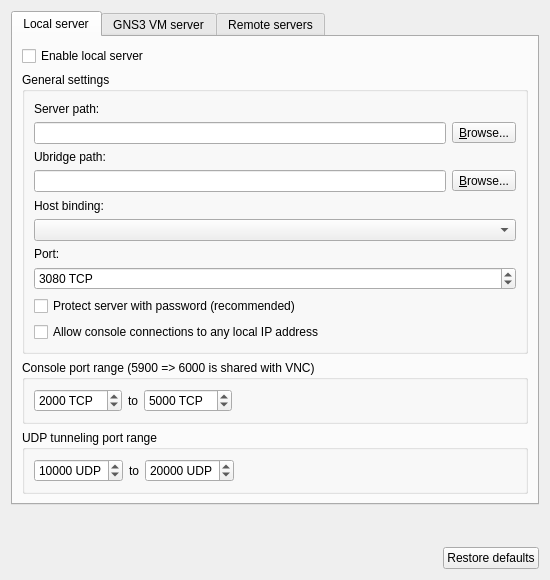
Above: gns3/ui/server_preferences_page.ui from GNS3/gns3-gui before the change. Below: the same form after it.
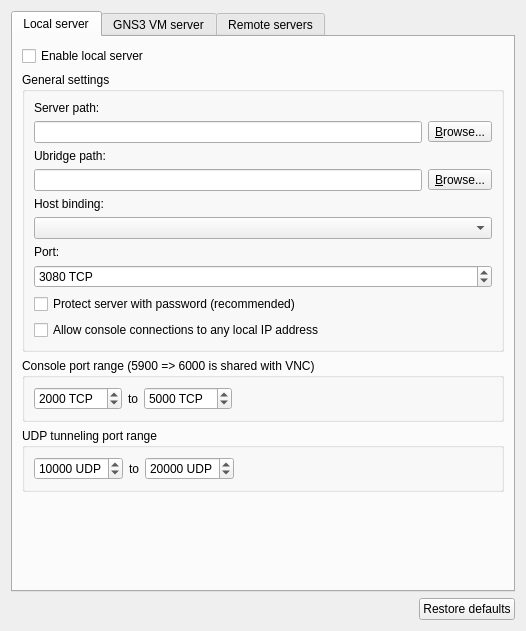
That is the form after the change.

Commit message: Some adjustments for preferences dialog.

What changed in the file:
```diff
--- a/gns3/ui/server_preferences_page.ui
+++ b/gns3/ui/server_preferences_page.ui
@@ -6,8 +6,8 @@
    <rect>
     <x>0</x>
     <y>0</y>
-    <width>550</width>
-    <height>580</height>
+    <width>526</width>
+    <height>631</height>
    </rect>
   </property>
   <property name="sizePolicy">
@@ -56,12 +56,6 @@
       <layout class="QGridLayout" name="gridLayout_6">
        <item row="1" column="0" colspan="2">
         <widget class="QGroupBox" name="uiGeneralSettingsGroupBox">
-         <property name="sizePolicy">
-          <sizepolicy hsizetype="Expanding" vsizetype="Expanding">
-           <horstretch>0</horstretch>
-           <verstretch>0</verstretch>
-          </sizepolicy>
-         </property>
          <property name="title">
           <string>General settings</string>
          </property>
@@ -296,11 +290,25 @@
          </layout>
         </widget>
        </item>
+       <item row="4" column="0">
+        <spacer name="verticalSpacer">
+         <property name="orientation">
+          <enum>Qt::Vertical</enum>
+         </property>
+         <property name="sizeHint" stdset="0">
+          <size>
+           <width>20</width>
+           <height>40</height>
+          </size>
+         </property>
+        </spacer>
+       </item>
       </layout>
       <zorder>uiGeneralSettingsGroupBox</zorder>
       <zorder>uiConsolePortRangeGroupBox</zorder>
       <zorder>uiUDPPortRangeGroupBox</zorder>
       <zorder>uiLocalServerAutoStartCheckBox</zorder>
+      <zorder>verticalSpacer</zorder>
      </widget>
      <widget class="QWidget" name="uiGNS3VMTabWidget">
       <property name="sizePolicy">
@@ -613,19 +621,6 @@
      </widget>
     </widget>
    </item>
-   <item>
-    <spacer name="verticalSpacer">
-     <property name="orientation">
-      <enum>Qt::Vertical</enum>
-     </property>
-     <property name="sizeHint" stdset="0">
-      <size>
-       <width>20</width>
-       <height>40</height>
-      </size>
-     </property>
-    </spacer>
-   </item>
    <item>
     <layout class="QHBoxLayout" name="horizontalLayout_2">
      <item>
```
The commit also changes 12 other files.
